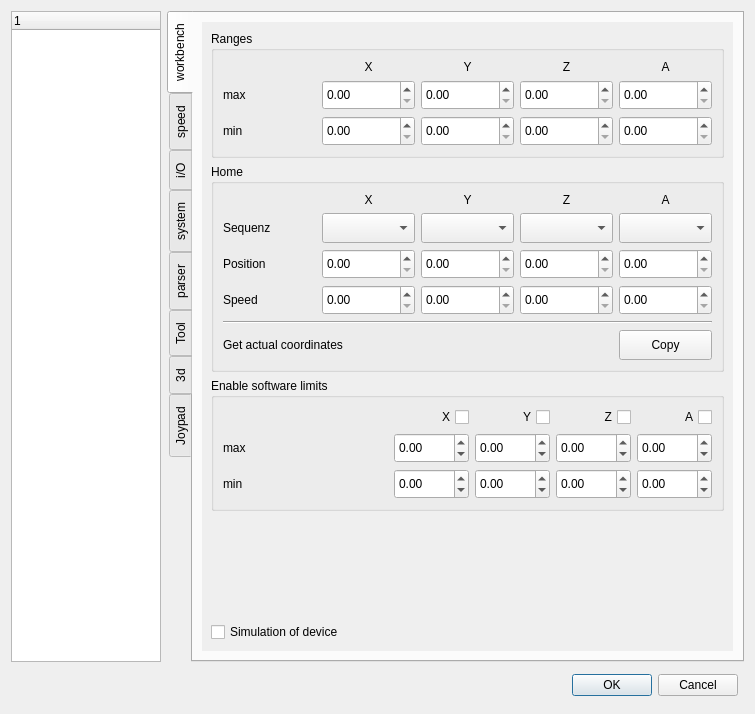
The window that sources/forms/Settings.ui (eduard-x/cnc-qt) describes before a commit, drawn with Qt 5.
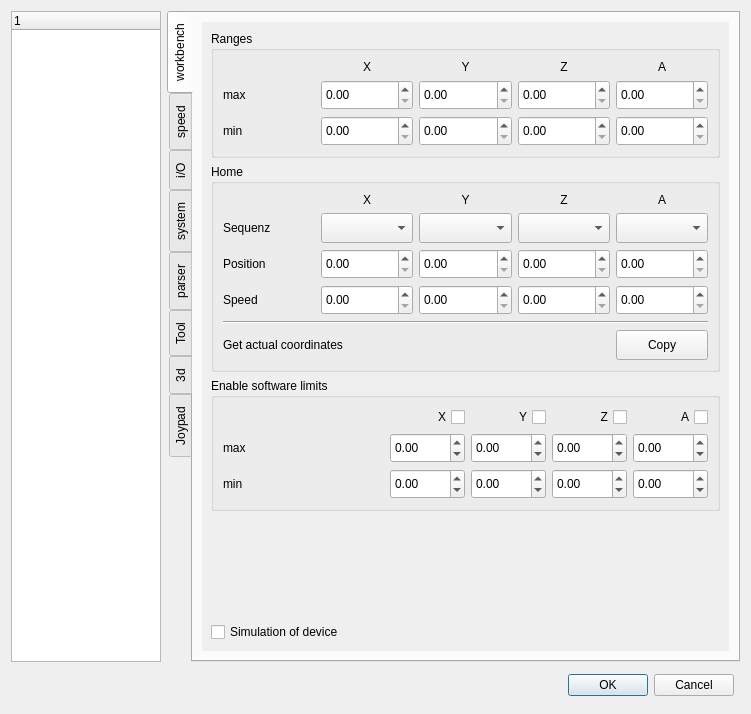
The same window after the commit. The open tabs and pages were chosen to show the change.

Commit message: tool/material settings ui

Patch:
```diff
--- a/sources/forms/Settings.ui
+++ b/sources/forms/Settings.ui
@@ -6,7 +6,7 @@
    <rect>
     <x>0</x>
     <y>0</y>
-    <width>755</width>
+    <width>751</width>
     <height>714</height>
    </rect>
   </property>
@@ -106,13 +106,13 @@
            </property>
            <property name="minimumSize">
             <size>
-             <width>500</width>
+             <width>400</width>
              <height>0</height>
             </size>
            </property>
            <property name="maximumSize">
             <size>
-             <width>600</width>
+             <width>700</width>
              <height>16777215</height>
             </size>
            </property>
@@ -127,7 +127,7 @@
              <rect>
               <x>0</x>
               <y>0</y>
-              <width>533</width>
+              <width>530</width>
               <height>639</height>
              </rect>
             </property>
@@ -152,6 +152,12 @@
                     <height>30</height>
                    </size>
                   </property>
+                  <property name="maximumSize">
+                   <size>
+                    <width>100</width>
+                    <height>35</height>
+                   </size>
+                  </property>
                  </widget>
                 </item>
                 <item row="2" column="7">
@@ -162,6 +168,12 @@
                     <height>30</height>
                    </size>
                   </property>
+                  <property name="maximumSize">
+                   <size>
+                    <width>100</width>
+                    <height>35</height>
+                   </size>
+                  </property>
                  </widget>
                 </item>
                 <item row="3" column="7">
@@ -172,6 +184,12 @@
                     <height>30</height>
                    </size>
                   </property>
+                  <property name="maximumSize">
+                   <size>
+                    <width>100</width>
+                    <height>35</height>
+                   </size>
+                  </property>
                  </widget>
                 </item>
                 <item row="2" column="0">
@@ -189,6 +207,12 @@
                     <height>30</height>
                    </size>
                   </property>
+                  <property name="maximumSize">
+                   <size>
+                    <width>100</width>
+                    <height>35</height>
+                   </size>
+                  </property>
                  </widget>
                 </item>
                 <item row="0" column="5">
@@ -215,6 +239,12 @@
                     <height>30</height>
                    </size>
                   </property>
+                  <property name="maximumSize">
+                   <size>
+                    <width>100</width>
+                    <height>35</height>
+                   </size>
+                  </property>
                  </widget>
                 </item>
                 <item row="3" column="5">
@@ -225,6 +255,12 @@
                     <height>30</height>
                    </size>
                   </property>
+                  <property name="maximumSize">
+                   <size>
+                    <width>100</width>
+                    <height>35</height>
+                   </size>
+                  </property>
                  </widget>
                 </item>
                 <item row="0" column="8">
@@ -290,6 +326,12 @@
                     <height>30</height>
                    </size>
                   </property>
+                  <property name="maximumSize">
+                   <size>
+                    <width>100</width>
+                    <height>35</height>
+                   </size>
+                  </property>
                  </widget>
                 </item>
                 <item row="3" column="8">
@@ -300,6 +342,12 @@
                     <height>30</height>
                    </size>
                   </property>
+                  <property name="maximumSize">
+                   <size>
+                    <width>100</width>
+                    <height>35</height>
+                   </size>
+                  </property>
                  </widget>
                 </item>
                </layout>
@@ -332,6 +380,12 @@
                     <height>30</height>
                    </size>
                   </property>
+                  <property name="maximumSize">
+                   <size>
+                    <width>100</width>
+                    <height>35</height>
+                   </size>
+                  </property>
                  </widget>
                 </item>
                 <item row="2" column="1">
@@ -356,6 +410,12 @@
                     <height>30</height>
                    </size>
                   </property>
+                  <property name="maximumSize">
+                   <size>
+                    <width>100</width>
+                    <height>35</height>
+                   </size>
+                  </property>
                  </widget>
                 </item>
                 <item row="2" column="2">
@@ -366,6 +426,12 @@
                     <height>30</height>
                    </size>
                   </property>
+                  <property name="maximumSize">
+                   <size>
+                    <width>100</width>
+                    <height>35</height>
+                   </size>
+                  </property>
                  </widget>
                 </item>
                 <item row="2" column="3">
@@ -376,6 +442,12 @@
                     <height>30</height>
                    </size>
                   </property>
+                  <property name="maximumSize">
+                   <size>
+                    <width>100</width>
+                    <height>35</height>
+                   </size>
+                  </property>
                  </widget>
                 </item>
                 <item row="1" column="4">
@@ -386,6 +458,12 @@
                     <height>30</height>
                    </size>
                   </property>
+                  <property name="maximumSize">
+                   <size>
+                    <width>100</width>
+                    <height>35</height>
+                   </size>
+                  </property>
                  </widget>
                 </item>
                 <item row="0" column="2">
@@ -426,6 +504,12 @@
                     <height>30</height>
                    </size>
                   </property>
+                  <property name="maximumSize">
+                   <size>
+                    <width>100</width>
+                    <height>35</height>
+                   </size>
+                  </property>
                  </widget>
                 </item>
                 <item row="0" column="5">
@@ -446,6 +530,12 @@
                     <height>30</height>
                    </size>
                   </property>
+                  <property name="maximumSize">
+                   <size>
+                    <width>100</width>
+                    <height>35</height>
+                   </size>
+                  </property>
                  </widget>
                 </item>
                 <item row="2" column="5">
@@ -456,6 +546,12 @@
                     <height>30</height>
                    </size>
                   </property>
+                  <property name="maximumSize">
+                   <size>
+                    <width>100</width>
+                    <height>35</height>
+                   </size>
+                  </property>
                  </widget>
                 </item>
                 <item row="3" column="2">
@@ -466,6 +562,12 @@
                     <height>30</height>
                    </size>
                   </property>
+                  <property name="maximumSize">
+                   <size>
+                    <width>100</width>
+                    <height>35</height>
+                   </size>
+                  </property>
                  </widget>
                 </item>
                 <item row="3" column="3">
@@ -476,6 +578,12 @@
                     <height>30</height>
                    </size>
                   </property>
+                  <property name="maximumSize">
+                   <size>
+                    <width>100</width>
+                    <height>35</height>
+                   </size>
+                  </property>
                  </widget>
                 </item>
                 <item row="3" column="4">
@@ -486,6 +594,12 @@
                     <height>30</height>
                    </size>
                   </property>
+                  <property name="maximumSize">
+                   <size>
+                    <width>100</width>
+                    <height>35</height>
+                   </size>
+                  </property>
                  </widget>
                 </item>
                 <item row="3" column="5">
@@ -496,6 +610,12 @@
                     <height>30</height>
                    </size>
                   </property>
+                  <property name="maximumSize">
+                   <size>
+                    <width>100</width>
+                    <height>35</height>
+                   </size>
+                  </property>
                  </widget>
                 </item>
                 <item row="6" column="5">
@@ -552,12 +672,24 @@
                 </item>
                 <item row="1" column="4">
                  <widget class="QDoubleSpinBox" name="doubleZmax">
+                  <property name="sizePolicy">
+                   <sizepolicy hsizetype="Minimum" vsizetype="Minimum">
+                    <horstretch>0</horstretch>
+                    <verstretch>0</verstretch>
+                   </sizepolicy>
+                  </property>
                   <property name="minimumSize">
                    <size>
                     <width>75</width>
                     <height>30</height>
                    </size>
                   </property>
+                  <property name="maximumSize">
+                   <size>
+                    <width>100</width>
+                    <height>35</height>
+                   </size>
+                  </property>
                   <property name="minimum">
                    <double>-999.990000000000009</double>
                   </property>
@@ -571,12 +703,24 @@
                 </item>
                 <item row="3" column="1">
                  <widget class="QDoubleSpinBox" name="doubleXmin">
+                  <property name="sizePolicy">
+                   <sizepolicy hsizetype="Minimum" vsizetype="Minimum">
+                    <horstretch>0</horstretch>
+                    <verstretch>0</verstretch>
+                   </sizepolicy>
+                  </property>
                   <property name="minimumSize">
                    <size>
                     <width>75</width>
                     <height>30</height>
                    </size>
                   </property>
+                  <property name="maximumSize">
+                   <size>
+                    <width>100</width>
+                    <height>35</height>
+                   </size>
+                  </property>
                   <property name="minimum">
                    <double>-999.990000000000009</double>
                   </property>
@@ -600,12 +744,24 @@
                 </item>
                 <item row="1" column="5">
                  <widget class="QDoubleSpinBox" name="doubleAmax">
+                  <property name="sizePolicy">
+                   <sizepolicy hsizetype="Minimum" vsizetype="Minimum">
+                    <horstretch>0</horstretch>
+                    <verstretch>0</verstretch>
+                   </sizepolicy>
+                  </property>
                   <property name="minimumSize">
                    <size>
                     <width>75</width>
                     <height>30</height>
                    </size>
                   </property>
+                  <property name="maximumSize">
+                   <size>
+                    <width>100</width>
+                    <height>35</height>
+                   </size>
+                  </property>
                   <property name="minimum">
                    <double>-999.990000000000009</double>
                   </property>
@@ -619,12 +775,24 @@
                 </item>
                 <item row="3" column="2">
                  <widget class="QDoubleSpinBox" name="doubleYmin">
+                  <property name="sizePolicy">
+                   <sizepolicy hsizetype="Minimum" vsizetype="Minimum">
+                    <horstretch>0</horstretch>
+                    <verstretch>0</verstretch>
+                   </sizepolicy>
+                  </property>
                   <property name="minimumSize">
                    <size>
                     <width>75</width>
                     <height>30</height>
                    </size>
                   </property>
+                  <property name="maximumSize">
+                   <size>
+                    <width>100</width>
+                    <height>35</height>
+                   </size>
+                  </property>
                   <property name="minimum">
                    <double>-999.990000000000009</double>
                   </property>
@@ -638,12 +806,24 @@
                 </item>
                 <item row="1" column="1">
                  <widget class="QDoubleSpinBox" name="doubleXmax">
+                  <property name="sizePolicy">
+                   <sizepolicy hsizetype="Minimum" vsizetype="Minimum">
+                    <horstretch>0</horstretch>
+                    <verstretch>0</verstretch>
+                   </sizepolicy>
+                  </property>
                   <property name="minimumSize">
                    <size>
                     <width>75</width>
                     <height>30</height>
                    </size>
                   </property>
+                  <property name="maximumSize">
+                   <size>
+                    <width>100</width>
+                    <height>35</height>
+                   </size>
+                  </property>
                   <property name="minimum">
                    <double>-999.990000000000009</double>
                   </property>
@@ -657,12 +837,24 @@
                 </item>
                 <item row="1" column="2">
                  <widget class="QDoubleSpinBox" name="doubleYmax">
+                  <property name="sizePolicy">
+                   <sizepolicy hsizetype="Minimum" vsizetype="Minimum">
+                    <horstretch>0</horstretch>
+                    <verstretch>0</verstretch>
+                   </sizepolicy>
+                  </property>
                   <property name="minimumSize">
                    <size>
                     <width>75</width>
                     <height>30</height>
                    </size>
                   </property>
+                  <property name="maximumSize">
+                   <size>
+                    <width>100</width>
+                    <height>35</height>
+                   </size>
+                  </property>
                   <property name="minimum">
                    <double>-999.990000000000009</double>
                   </property>
@@ -676,12 +868,24 @@
                 </item>
                 <item row="3" column="4">
                  <widget class="QDoubleSpinBox" name="doubleZmin">
+                  <property name="sizePolicy">
+                   <sizepolicy hsizetype="Minimum" vsizetype="Minimum">
+                    <horstretch>0</horstretch>
+                    <verstretch>0</verstretch>
+                   </sizepolicy>
+                  </property>
                   <property name="minimumSize">
                    <size>
                     <width>75</width>
                     <height>30</height>
                    </size>
                   </property>
+                  <property name="maximumSize">
+                   <size>
+                    <width>100</width>
+                    <height>35</height>
+                   </size>
+                  </property>
                   <property name="minimum">
                    <double>-999.990000000000009</double>
                   </property>
@@ -695,12 +899,24 @@
                 </item>
                 <item row="3" column="5">
                  <widget class="QDoubleSpinBox" name="doubleAmin">
+                  <property name="sizePolicy">
+                   <sizepolicy hsizetype="Minimum" vsizetype="Minimum">
+                    <horstretch>0</horstretch>
+                    <verstretch>0</verstretch>
+                   </sizepolicy>
+                  </property>
                   <property name="minimumSize">
                    <size>
                     <width>75</width>
                     <height>30</height>
                    </size>
                   </property>
+                  <property name="maximumSize">
+                   <size>
+                    <width>100</width>
+                    <height>35</height>
+                   </size>
+                  </property>
                   <property name="minimum">
                    <double>-999.990000000000009</double>
                   </property>
```
Left out of the diff: 836 changed lines with no effect on the pictures. The commit also changes 6 other files.
